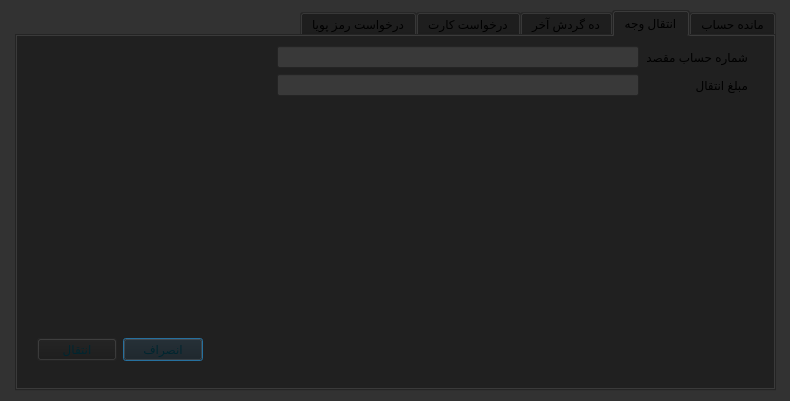
Qt form accountdialog.ui (iliya-slpr/ap_project) before a commit.
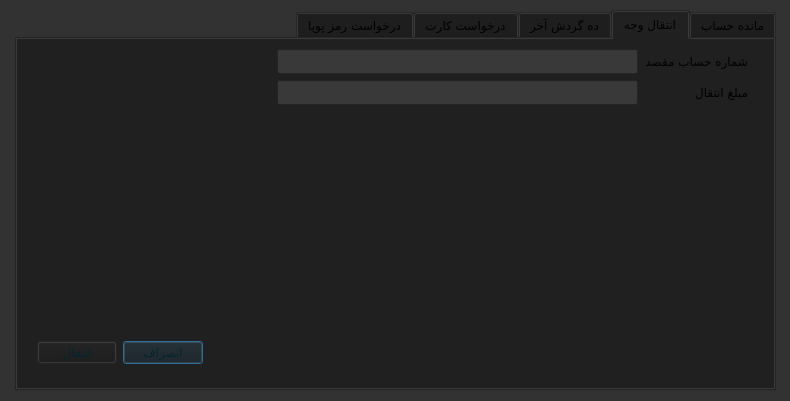
The same form after that commit. The open tabs and pages were chosen to show the change.

Diff of the .ui file:
```diff
--- a/accountdialog.ui
+++ b/accountdialog.ui
@@ -182,6 +182,12 @@
     </disabled>
    </palette>
   </property>
+  <property name="font">
+   <font>
+    <family>B Yekan</family>
+    <pointsize>9</pointsize>
+   </font>
+  </property>
   <property name="windowTitle">
    <string>Dialog</string>
   </property>
```
Left out of the diff: 2 changed lines with no effect on the pictures.
